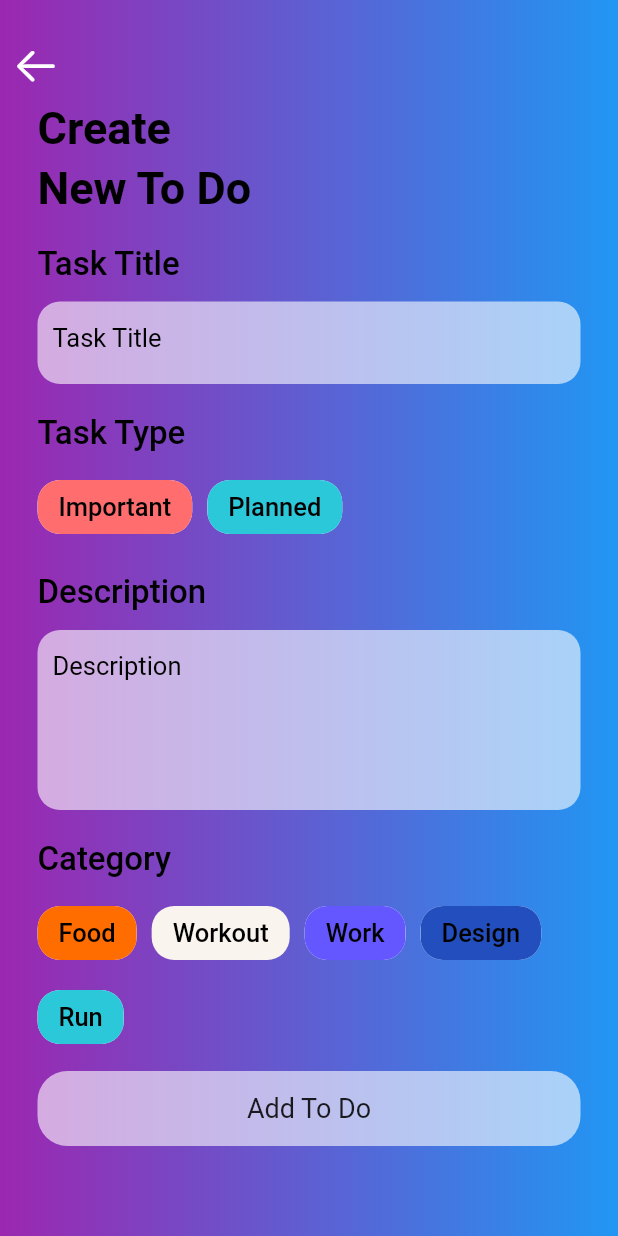
After one commit to berrecelik/flutter_todo_app, a Flutter app: the AddToDoPage screen opened directly, on a phone screen of 412 x 824 dp. The commit adds this screen. Run offline on Flutter 3.47's test engine with Material 2 defaults, Android fonts, the phone set to English and light mode, and no system bars; our stand-ins replace firebase_auth, firebase_core, google_fonts; accounts and stored records are empty; Roboto replaces fonts that are missing (Arvo).

Commit message:
add_todo page added

```diff
--- /dev/null
+++ b/lib/pages/add_todo.dart
@@ -0,0 +1,215 @@
+import 'package:flutter/cupertino.dart';
+import 'package:flutter/material.dart';
+import 'package:google_fonts/google_fonts.dart';
+
+class AddToDoPage extends StatefulWidget {
+  const AddToDoPage({super.key});
+
+  @override
+  State<AddToDoPage> createState() => _AddToDoPageState();
+}
+
+class _AddToDoPageState extends State<AddToDoPage> {
+  @override
+  Widget build(BuildContext context) {
+    return Scaffold(
+      body: Container(
+        height: MediaQuery.of(context).size.height,
+        width: MediaQuery.of(context).size.width,
+        decoration: BoxDecoration(
+            gradient: LinearGradient(
+                begin: Alignment.centerLeft,
+                end: Alignment.centerRight,
+                colors: [Colors.purple, Colors.blue])),
+        child: SingleChildScrollView(
+          child: Column(
+            crossAxisAlignment: CrossAxisAlignment.start,
+            children: [
+              SizedBox(
+                height: 20,
+              ),
+              IconButton(
+                onPressed: () {},
+                icon: Icon(CupertinoIcons.arrow_left),
+                iconSize: 32,
+                color: Colors.white,
+              ),
+              Padding(
+                padding: const EdgeInsets.symmetric(horizontal: 25),
+                child: Column(
+                  crossAxisAlignment: CrossAxisAlignment.start,
+                  children: [
+                    Text(
+                      "Create",
+                      style: GoogleFonts.arvo(
+                        fontSize: 30,
+                        fontWeight: FontWeight.bold,
+                        color: Colors.black,
+                      ),
+                    ),
+                    SizedBox(
+                      height: 5,
+                    ),
+                    Text(
+                      "New To Do",
+                      style: GoogleFonts.arvo(
+                        fontSize: 30,
+                        fontWeight: FontWeight.bold,
+                        color: Colors.black,
+                      ),
+                    ),
+                    SizedBox(
+                      height: 20,
+                    ),
+                    label("Task Title"),
+                    SizedBox(
+                      height: 12,
+                    ),
+                    title(),
+                    SizedBox(
+                      height: 20,
+                    ),
+                    label("Task Type"),
+                    SizedBox(
+                      height: 12,
+                    ),
+                    Row(
+                      children: [
+                        chipData("Important", 0xffff6d6e),
+                        SizedBox(
+                          width: 10,
+                        ),
+                        chipData("Planned", 0xff2bc8d9),
+                      ],
+                    ),
+                    SizedBox(
+                      height: 20,
+                    ),
+                    label("Description"),
+                    SizedBox(
+                      height: 12,
+                    ),
+                    description(),
+                    SizedBox(
+                      height: 20,
+                    ),
+                    label("Category"),
+                    SizedBox(
+                      height: 12,
+                    ),
+                    Wrap(
+                      runSpacing: 8,
+                      children: [
+                        chipData("Food", 0xffff6d00),
+                        SizedBox(
+                          width: 10,
+                        ),
+                        chipData("Workout", 0xff29732),
+                        SizedBox(
+                          width: 10,
+                        ),
+                        chipData("Work", 0xff6557ff),
+                        SizedBox(
+                          width: 10,
+                        ),
+                        chipData("Design", 0xff234ebd),
+                        SizedBox(
+                          width: 10,
+                        ),
+                        chipData("Run", 0xff2bc8d9),
+                      ],
+                    ),
+                    SizedBox(
+                      height: 12,
+                    ),
+                    button(),
+                    SizedBox(
+                      height: 30,
+                    )
+                  ],
+                ),
+              )
+            ],
+          ),
+        ),
+      ),
+    );
+  }
+
+  Widget button() {
+    return Container(
+      height: 50,
+      width: MediaQuery.of(context).size.width,
+      decoration: BoxDecoration(
+          borderRadius: BorderRadius.circular(20), color: Colors.white60),
+      child: Center(
+          child: Text(
+        "Add To Do",
+        style: GoogleFonts.arvo(fontSize: 18),
+      )),
+    );
+  }
+
+  Widget description() {
+    return Container(
+      height: 120,
+      width: MediaQuery.of(context).size.width,
+      decoration: BoxDecoration(
+          color: Colors.white60, borderRadius: BorderRadius.circular(15)),
+      child: Padding(
+        padding: const EdgeInsets.only(left: 10.0, right: 10),
+        child: TextFormField(
+          style: GoogleFonts.arvo(color: Colors.black, fontSize: 17),
+          maxLines: null,
+          decoration: InputDecoration(
+              border: InputBorder.none,
+              hintText: "Description",
+              hintStyle: GoogleFonts.arvo(color: Colors.black, fontSize: 17)),
+        ),
+      ),
+    );
+  }
+
+  Widget chipData(String label, int color) {
+    return Chip(
+      backgroundColor: Color(color),
+      shape: RoundedRectangleBorder(borderRadius: BorderRadius.circular(15)),
+      label: Text(
+        label,
+        style: GoogleFonts.arvo(
+            color: Colors.black, fontSize: 17, fontWeight: FontWeight.w500),
+      ),
+      labelPadding: EdgeInsets.symmetric(horizontal: 10, vertical: 2),
+    );
+  }
+
+  Widget title() {
+    return Container(
+      height: 55,
+      width: MediaQuery.of(context).size.width,
+      decoration: BoxDecoration(
+          color: Colors.white60, borderRadius: BorderRadius.circular(15)),
+      child: Padding(
+        padding: const EdgeInsets.only(left: 10.0, right: 10),
+        child: TextFormField(
+          style: GoogleFonts.arvo(color: Colors.black, fontSize: 17),
+          decoration: InputDecoration(
+              border: InputBorder.none,
+              hintText: "Task Title",
+              hintStyle: GoogleFonts.arvo(color: Colors.black, fontSize: 17)),
+        ),
+      ),
+    );
+  }
+
+  Widget label(String label) {
+    return Text(
+      label,
+      style: GoogleFonts.arvo(
+        fontSize: 22,
+        fontWeight: FontWeight.w500,
+        color: Colors.black,
+      ),
+    );
+  }
+}
--- /dev/null
+++ b/lib/pages/home_page.dart
@@ -0,0 +1,18 @@
+import 'package:flutter/material.dart';
+import 'package:flutter_todo_app/pages/add_todo.dart';
+
+class HomePage extends StatefulWidget {
+  const HomePage({super.key});
+
+  @override
+  State<HomePage> createState() => _HomePageState();
+}
+
+class _HomePageState extends State<HomePage> {
+  @override
+  Widget build(BuildContext context) {
+    return MaterialApp(
+      home: AddToDoPage(),
+    );
+  }
+}
--- a/lib/pages/sign_in_page.dart
+++ b/lib/pages/sign_in_page.dart
@@ -1,6 +1,9 @@
 import 'package:firebase_auth/firebase_auth.dart';
 import 'package:flutter/material.dart';
+import 'package:flutter_todo_app/pages/sign_up_page.dart';
 import 'package:google_fonts/google_fonts.dart';
+
+import 'home_page.dart';
 
 class SignInPage extends StatefulWidget {
   const SignInPage({super.key});
@@ -9,18 +12,36 @@ class SignInPage extends StatefulWidget {
   State<SignInPage> createState() => _SignInPageState();
 }
 
-void signIn() async {
+class _SignInPageState extends State<SignInPage> {
+  final _emailController = TextEditingController();
+  final _passwordController = TextEditingController();
+  bool circular = false;
+  Future signIn() async {
+    setState(() {
+      circular = true;
+    });
     try {
-    await FirebaseAuth.instance.createUserWithEmailAndPassword(
-        email: "deneme@gmail.com", password: "password123");
+      UserCredential userCredential = await FirebaseAuth.instance
+          .signInWithEmailAndPassword(
+              email: _emailController.text.trim(),
+              password: _passwordController.text.trim());
+      print(userCredential.user!.email);
+      setState(() {
+        circular = false;
+      });
+      Navigator.pushAndRemoveUntil(
+          context,
+          MaterialPageRoute(builder: (builder) => HomePage()),
+          (route) => false);
     } catch (e) {
+      final snackBar = SnackBar(content: Text(e.toString()));
+      ScaffoldMessenger.of(context).showSnackBar(snackBar);
+      setState(() {
+        circular = false;
+      });
       print(e);
     }
   }
-
-class _SignInPageState extends State<SignInPage> {
-  final _emailController = TextEditingController();
-  final _passwordController = TextEditingController();
 
   @override
   void dispose() {
@@ -96,7 +117,9 @@ class _SignInPageState extends State<SignInPage> {
                     borderRadius: BorderRadius.circular(15),
                   ),
                   child: Center(
-                    child: Text(
+                    child: circular
+                        ? CircularProgressIndicator()
+                        : Text(
                             "Sign in",
                             style: GoogleFonts.arvo(
                                 fontSize: 24, fontWeight: FontWeight.bold),
@@ -111,11 +134,19 @@ class _SignInPageState extends State<SignInPage> {
                 Text("If you don't have an account ",
                     style: GoogleFonts.arvo(
                         fontSize: 18, fontWeight: FontWeight.w600)),
-                Text("Sign Up",
+                InkWell(
+                  onTap: () {
+                    Navigator.pushAndRemoveUntil(
+                        context,
+                        MaterialPageRoute(builder: (builder) => SignUpPage()),
+                        (route) => false);
+                  },
+                  child: Text("Sign Up",
                       style: GoogleFonts.arvo(
                           fontSize: 18,
                           fontWeight: FontWeight.w600,
-                        color: Colors.blue))
+                          color: Colors.blue)),
+                )
               ],
             ),
             SizedBox(
--- a/lib/pages/sign_up_page.dart
+++ b/lib/pages/sign_up_page.dart
@@ -1,5 +1,7 @@
 import 'package:firebase_auth/firebase_auth.dart';
 import 'package:flutter/material.dart';
+import 'package:flutter_todo_app/pages/home_page.dart';
+import 'package:flutter_todo_app/pages/sign_in_page.dart';
 import 'package:google_fonts/google_fonts.dart';
 
 class SignUpPage extends StatefulWidget {
@@ -27,6 +29,10 @@ class _SignUpPageState extends State<SignUpPage> {
       setState(() {
         circular = false;
       });
+      Navigator.pushAndRemoveUntil(
+          context,
+          MaterialPageRoute(builder: (builder) => HomePage()),
+          (route) => false);
     } catch (e) {
       final snackBar = SnackBar(content: Text(e.toString()));
       ScaffoldMessenger.of(context).showSnackBar(snackBar);
@@ -45,6 +51,16 @@ class _SignUpPageState extends State<SignUpPage> {
         child: Column(
           mainAxisAlignment: MainAxisAlignment.center,
           children: [
+            Text(
+              "SIGN UP",
+              style: GoogleFonts.arvo(
+                  fontSize: 32,
+                  fontWeight: FontWeight.bold,
+                  color: Colors.black),
+            ),
+            SizedBox(
+              height: 10,
+            ),
             Icon(Icons.android, size: 100),
             SizedBox(
               height: 20,
@@ -52,7 +68,7 @@ class _SignUpPageState extends State<SignUpPage> {
             Text(
               "Hello There!",
               style:
-                  GoogleFonts.arvo(fontSize: 30, fontWeight: FontWeight.bold),
+                  GoogleFonts.arvo(fontSize: 24, fontWeight: FontWeight.bold),
             ),
             SizedBox(
               height: 20,
@@ -109,7 +125,7 @@ class _SignUpPageState extends State<SignUpPage> {
                         : Text(
                             "Sign up",
                             style: GoogleFonts.arvo(
-                                fontSize: 24, fontWeight: FontWeight.bold),
+                                fontSize: 20, fontWeight: FontWeight.bold),
                           ),
                   ),
                 ),
@@ -121,11 +137,19 @@ class _SignUpPageState extends State<SignUpPage> {
                 Text("You already have an account? ",
                     style: GoogleFonts.arvo(
                         fontSize: 18, fontWeight: FontWeight.w600)),
-                Text("Login",
-                    style: GoogleFonts.arvo(
-                        fontSize: 18,
-                        fontWeight: FontWeight.w600,
-                        color: Colors.blue))
+                InkWell(
+                  onTap: () {
+                    Navigator.pushAndRemoveUntil(
+                        context,
+                        MaterialPageRoute(builder: (builder) => SignInPage()),
+                        (route) => false);
+                  },
+                  child: Text("Login",
+                      style: GoogleFonts.arvo(
+                          fontSize: 18,
+                          fontWeight: FontWeight.w600,
+                          color: Colors.blue)),
+                )
               ],
             )
           ],
```
Lines whose indentation alone changed are shown as unchanged.
